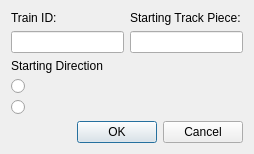
The window that GUI/GUI/train_dialog.ui (DHEastin/CPE-453---Team-1B) describes before a commit, drawn with Qt 5.
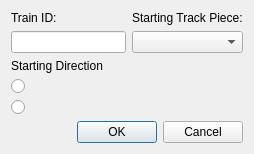
The same window after the commit.

```diff
--- a/GUI/GUI/train_dialog.ui
+++ b/GUI/GUI/train_dialog.ui
@@ -40,7 +40,7 @@
         </widget>
        </item>
        <item>
-        <widget class="QLineEdit" name="Track"/>
+        <widget class="QComboBox" name="startBox"/>
        </item>
       </layout>
      </item>
```
